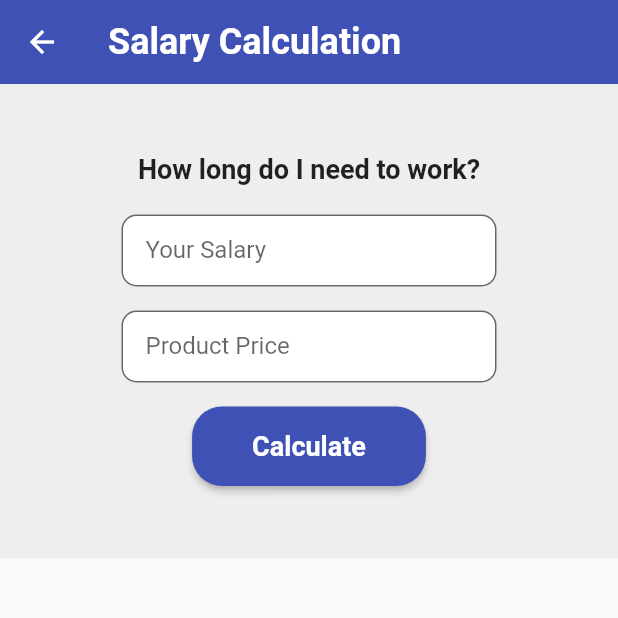
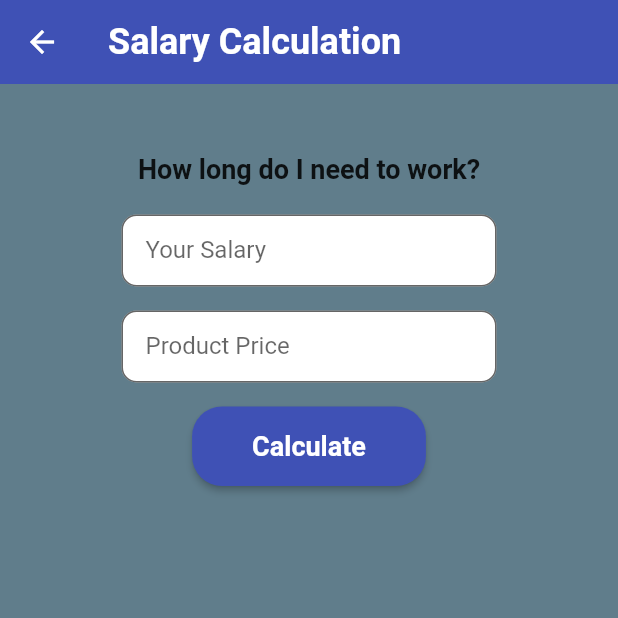
Before and after one commit to ulascancmgl/expenser, a Flutter app: the screen it shows after launch, after a tap on "Calculate To Buy", on a phone screen of 412 x 824 dp, the top half of it. Run offline on Flutter 3.47's test engine with Material 2 defaults, Android fonts, the phone set to English and light mode, and no system bars; our stand-ins replace shared_preferences, syncfusion_flutter_charts; network calls fail.

Commit message:
icon add

```diff
--- a/lib/calc_to_buy.dart
+++ b/lib/calc_to_buy.dart
@@ -56,7 +56,6 @@ class _CalcToBuyPageState extends State<CalcToBuyPage> {
       ),
       body: SingleChildScrollView(
         child: Container(
-          color: Colors.grey.shade200,
           padding: EdgeInsets.all(16.0),
           child: Center(
             child: Column(
--- a/lib/exchange.dart
+++ b/lib/exchange.dart
@@ -86,7 +86,6 @@ class _ExchangePageState extends State<ExchangePage> {
         elevation: 0,
       ),
       body: Container(
-        color: Colors.grey.shade200,
         padding: EdgeInsets.all(16.0),
         child: Column(
           mainAxisAlignment: MainAxisAlignment.center,
--- a/lib/main.dart
+++ b/lib/main.dart
@@ -23,6 +23,7 @@ class ExpenseCalculatorApp extends StatelessWidget {
       debugShowCheckedModeBanner: false,
       theme: ThemeData(
         primarySwatch: Colors.blue,
+        scaffoldBackgroundColor: Colors.blueGrey,
       ),
       home: HomePage(),
     );
--- a/pubspec.yaml
+++ b/pubspec.yaml
@@ -40,6 +40,7 @@ dependencies:
   syncfusion_flutter_charts: ^21.2.5
   collection: ^1.15.0
   http: ^1.0.0
+  flutter_launcher_icons: ^0.13.1
 
 dev_dependencies:
   flutter_test:
```
Also changed, not shown: assets/icon/icon.png (added), pubspec.lock, 21 other files.
